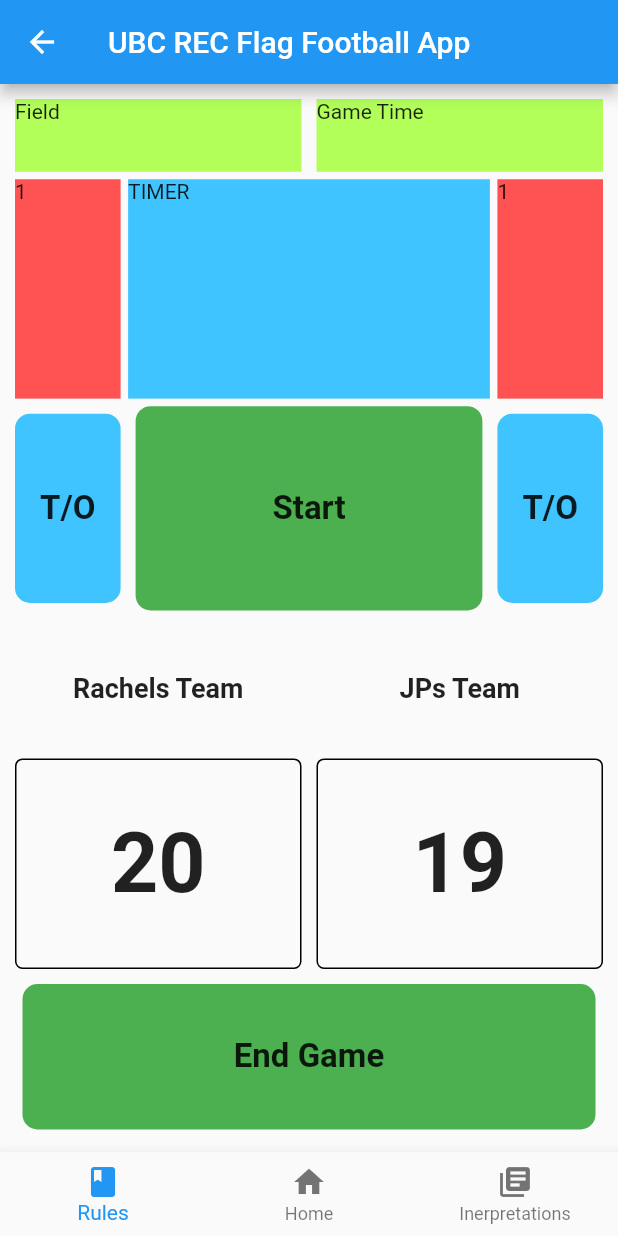
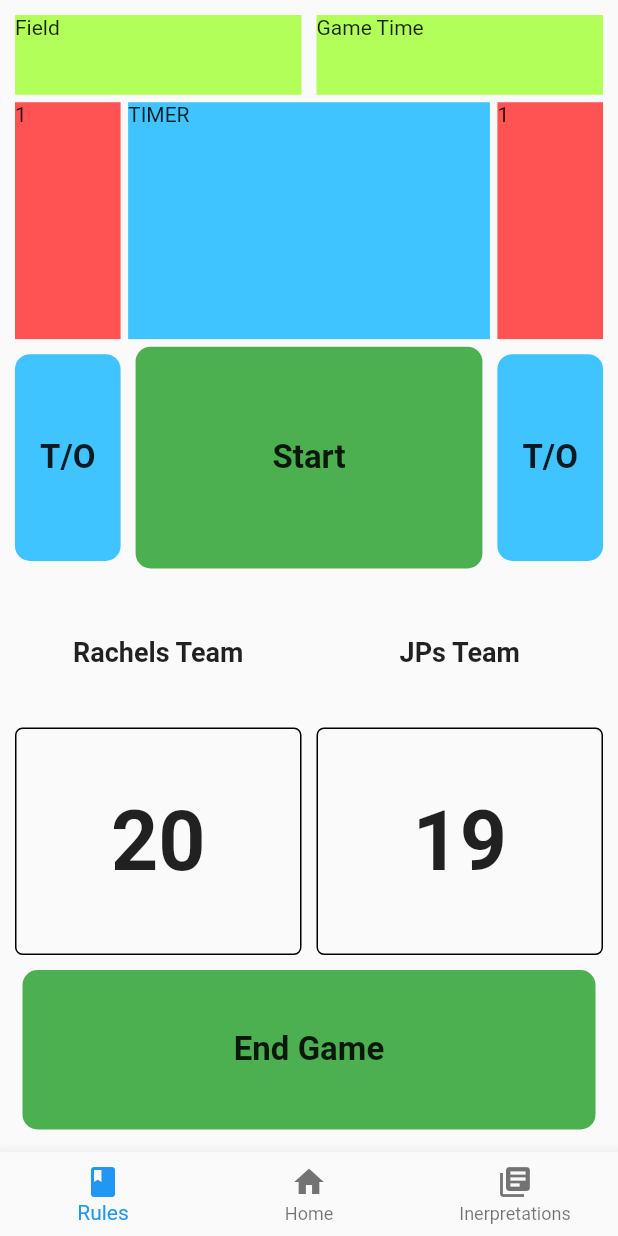
Before and after one commit to JPGarCar/ubc_rec_referee_app, a Flutter app: the TimerPage screen opened by its route, on a phone screen of 412 x 824 dp. Run offline on Flutter 3.47's test engine with Material 2 defaults, Android fonts, the phone set to English and light mode, and no system bars.

```diff
--- a/lib/components/main_scaffold.dart
+++ b/lib/components/main_scaffold.dart
@@ -2,14 +2,15 @@ import 'package:flutter/material.dart';
 
 class MainScaffold extends StatelessWidget {
   final body;
+  final isAppBar;
 
-  MainScaffold({this.body});
+  MainScaffold({@required this.body, this.isAppBar = true});
 
   @override
   Widget build(BuildContext context) {
     return SafeArea(
       child: Scaffold(
-        appBar: true
+        appBar: isAppBar
             ? AppBar(
                 title: Text("UBC REC Flag Football App"),
               )
--- a/lib/pages/timer_page.dart
+++ b/lib/pages/timer_page.dart
@@ -11,6 +11,7 @@ class _TimerPageState extends State<TimerPage> {
   @override
   Widget build(BuildContext context) {
     return MainScaffold(
+      isAppBar: false,
       body: Container(
         padding: EdgeInsets.all(5),
         constraints: BoxConstraints.expand(),
```
